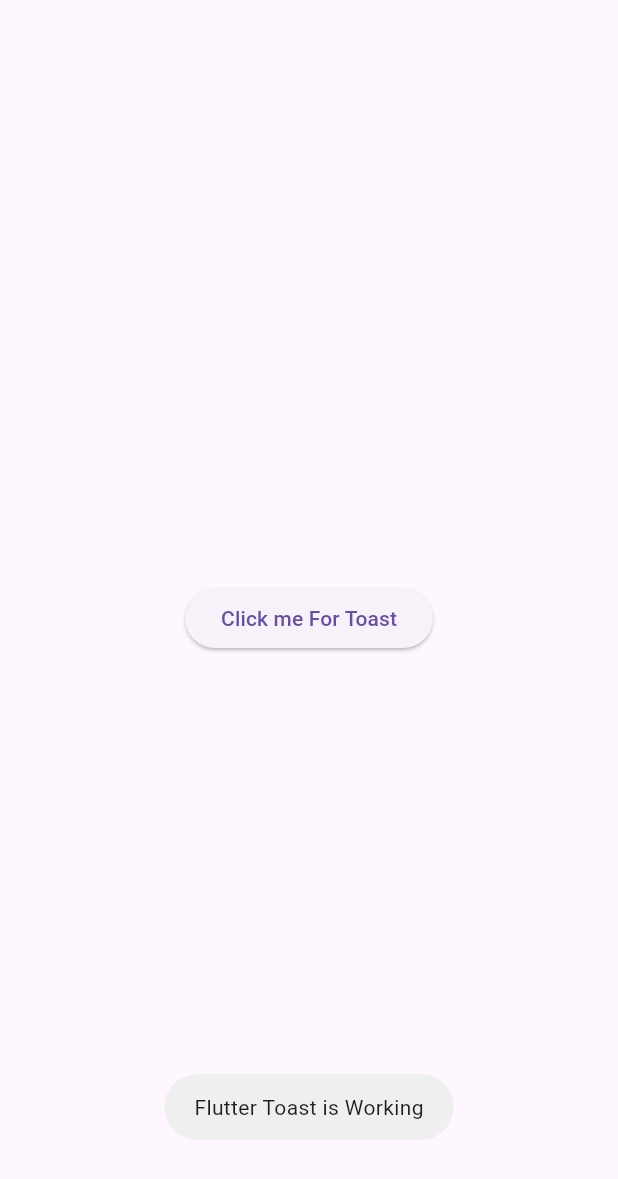
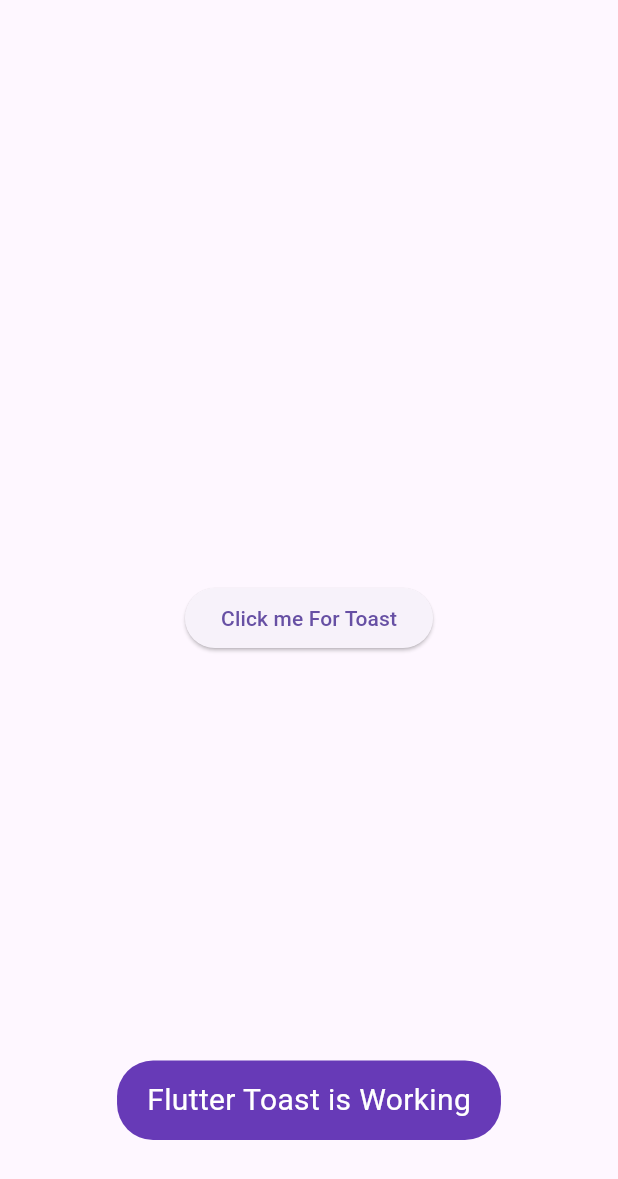
Before and after one commit to mynulyt/LiquidSwip-Slider-BottomSheet-CurvedNavBar-Switch-CheckBox-etc, a Flutter app: the ToastMessage screen opened directly, after a tap on "Click me For Toast", on a phone screen of 412 x 824 dp. Shown: the top 1179 px of the screen. Run offline on Flutter 3.47's test engine with Material 3 defaults, Android fonts, the phone set to English and light mode, and no system bars; our stand-ins replace curved_navigation_bar, fluttertoast, liquid_swipe.

Commit message:
toast message

```diff
--- a/lib/Toast_Snackbar_Dismissable/toast.dart
+++ b/lib/Toast_Snackbar_Dismissable/toast.dart
@@ -10,7 +10,14 @@ class ToastMessage extends StatelessWidget {
       body: Center(
         child: ElevatedButton(
           onPressed: () {
-            Fluttertoast.showToast(msg: "Flutter Toast is Working");
+            Fluttertoast.showToast(
+              msg: "Flutter Toast is Working",
+              toastLength: Toast.LENGTH_SHORT,
+              gravity: ToastGravity.BOTTOM,
+              backgroundColor: Colors.deepPurple,
+              textColor: Colors.white,
+              fontSize: 20,
+            );
           },
           child: Text("Click me For Toast"),
         ),
```
